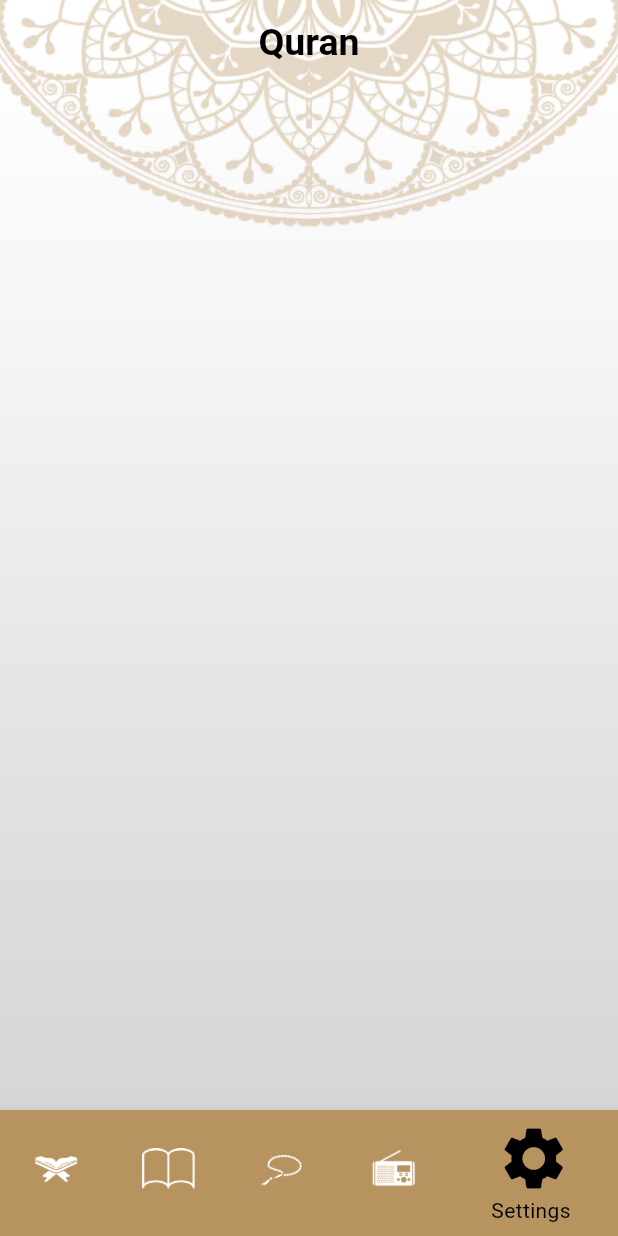
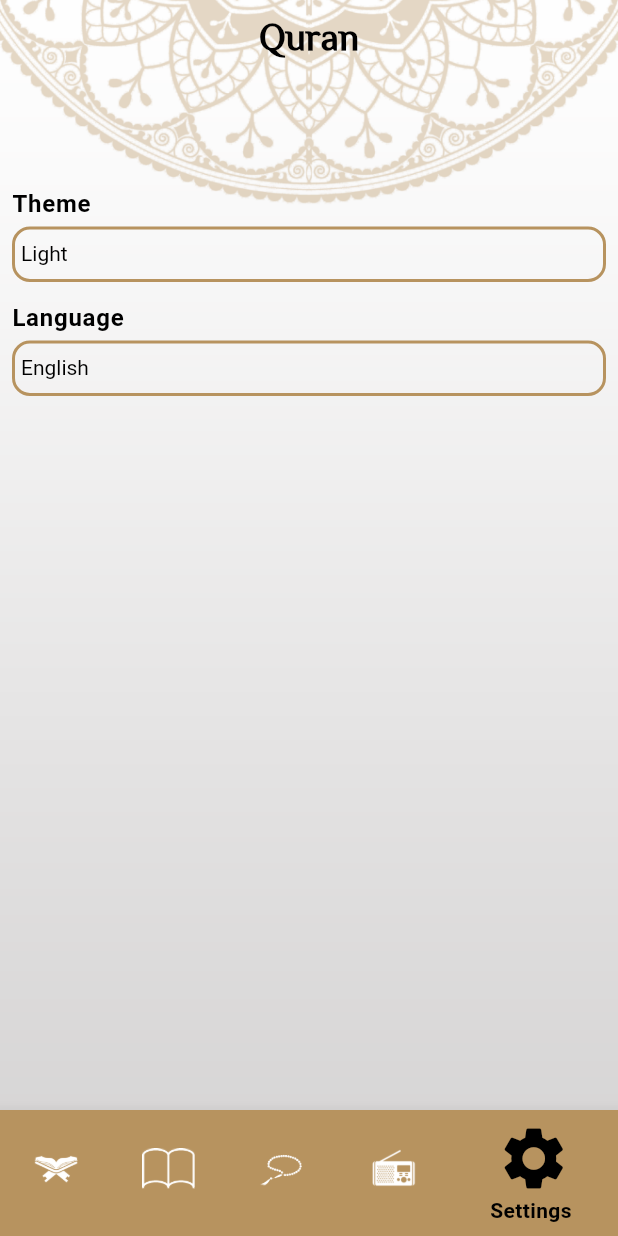
Before and after one commit to ahmeedmoheey/quran-app, a Flutter app: the screen it shows after launch, item 5 of the bottom bar chosen, on a phone screen of 412 x 824 dp. Run offline on Flutter 3.47's test engine with Material 3 defaults, Android fonts, the phone set to English and light mode, and no system bars.

Commit message:
+ settings tap

```diff
--- a/lib/config/theme/mytheme.dart
+++ b/lib/config/theme/mytheme.dart
@@ -1,5 +1,6 @@
 import 'package:flutter/material.dart';
 import 'package:projects/core/utls/color_manager.dart';
+import 'package:projects/core/utls/fonts_manager.dart';
 
 class MyTheme {
   static final ThemeData lightTheme = ThemeData(
@@ -14,8 +15,11 @@ class MyTheme {
           elevation: 0,
           backgroundColor: Colors.transparent,
           titleTextStyle: TextStyle(
-              color: Colors.black, fontSize: 25, fontWeight: FontWeight.w700)),
-      bottomNavigationBarTheme: BottomNavigationBarThemeData(
+              color: Colors.black,
+              fontSize: 25,
+              fontWeight: FontWeight.w700,
+              fontFamily: FontsManager.elMessiri)),
+      bottomNavigationBarTheme: const BottomNavigationBarThemeData(
         selectedItemColor: Colors.black,
         unselectedItemColor: Colors.white,
         unselectedIconTheme: IconThemeData(
@@ -29,15 +33,29 @@ class MyTheme {
         showSelectedLabels: true,
         showUnselectedLabels: false,
       ),
+      bottomSheetTheme: BottomSheetThemeData(
+        shape: RoundedRectangleBorder(
+          borderRadius: BorderRadius.circular(14),
+        ),
+            elevation: 18,
+           backgroundColor: Colors.white
+      ),
       dividerColor: ColorManager.goldColor,
-      textTheme: TextTheme(
+      textTheme: const TextTheme(
+        titleSmall: TextStyle(
+            fontSize: 25, fontWeight: FontWeight.w700, color: Colors.black),
         bodySmall: TextStyle(
           color: Colors.black,
           fontSize: 23,
           fontWeight: FontWeight.w400,
         ),
-        titleSmall: TextStyle(fontSize: 25, fontWeight: FontWeight.w700),
+        displaySmall: TextStyle(
+            fontSize: 14, fontWeight: FontWeight.w400, color: Colors.black),
+        labelSmall: TextStyle(
+            fontSize: 16, fontWeight: FontWeight.w700, color: Colors.black),
+        bodyMedium: TextStyle(fontSize: 18,fontWeight: FontWeight.w700,color: ColorManager.goldColor),
       ),
+
       cardTheme: CardTheme(
         margin: EdgeInsets.all(9),
         elevation: 13,
--- a/lib/core/utls/fonts_manager.dart
+++ b/lib/core/utls/fonts_manager.dart
@@ -0,0 +1,3 @@
+class FontsManager {
+  static const String elMessiri = 'ElMessiri-Regular.ttf';
+}
--- a/lib/presentation/home/homescreen.dart
+++ b/lib/presentation/home/homescreen.dart
@@ -28,7 +28,7 @@ class _HomeScreenState extends State<HomeScreen> {
     return Container(
       decoration: const BoxDecoration(
           image: DecorationImage(
-              image: AssetImage(AssetsManager.lightMainBg), fit: BoxFit.fill)),
+              image: AssetImage(AssetsManager.lightMainBg), fit: BoxFit.cover)),
       child: Scaffold(
         appBar: AppBar(
           title: const Text(StringsManager.appTitle),
--- a/lib/presentation/home/tabs/settings/settings_tab.dart
+++ b/lib/presentation/home/tabs/settings/settings_tab.dart
@@ -1,10 +1,56 @@
 import 'package:flutter/material.dart';
-
+import 'package:projects/presentation/home/tabs/settings/widgets/language_bottom_sheet.dart';
+import 'package:projects/presentation/home/tabs/settings/widgets/theme_bottom_sheet.dart';
 class SettingsTab extends StatelessWidget {
   const SettingsTab({super.key});
-
   @override
   Widget build(BuildContext context) {
-    return Container();
+    return Container(
+           child: Padding(
+             padding: const EdgeInsets.all(8.0),
+             child: Column(
+               crossAxisAlignment: CrossAxisAlignment.stretch,
+               children: [
+                 SizedBox(height: 60,),
+                 Text('Theme',style: Theme.of(context).textTheme.labelSmall,),
+                 SizedBox(height: 4,),
+                 InkWell(
+                   onTap: () {
+                    showThemeBottomSheet(context);
+                   },
+                   child: Container(
+                     padding: EdgeInsets.symmetric(vertical: 8,horizontal: 4),
+                       decoration: BoxDecoration(
+                         border:Border.all(color: Theme.of(context).primaryColor,width: 2),
+                         borderRadius: BorderRadius.circular(12)
+                       ),
+                       child: Text('Light',style: Theme.of(context).textTheme.displaySmall,)),
+                 ),
+                 SizedBox(height: 12,),
+                 Text('Language',style: Theme.of(context).textTheme.labelSmall,),
+                 SizedBox(height: 4,),
+                 InkWell(
+                   onTap: () {
+                       showLanguageBottomSheet(context);
+                   },
+                   child: Container(
+                       padding: EdgeInsets.symmetric(vertical: 8,horizontal: 4),
+                       decoration: BoxDecoration(
+                           border:Border.all(color: Theme.of(context).primaryColor,width: 2),
+                           borderRadius: BorderRadius.circular(12)
+                       ),
+                       child: Text('English',style: Theme.of(context).textTheme.displaySmall,)),
+                 ),
+               ],
+             ),
+           ),
+    );
+  }
+  void showThemeBottomSheet(BuildContext context) {
+    showModalBottomSheet(context: context, builder: (context) => ThemeBottomSheet());
   }
 }
+
+void showLanguageBottomSheet(BuildContext context) {
+  showModalBottomSheet(context: context, builder:(context) => LanguageBottomSheet(),);
+}
```
Also changed, not shown: lib/presentation/home/tabs/settings/widgets/language_bottom_sheet.dart (+36 -0 lines), lib/presentation/home/tabs/settings/widgets/theme_bottom_sheet.dart (+36 -0 lines), pubspec.yaml (+4 -4 lines), assets/fonts/ElMessiri-Regular.ttf, 7 other files.
